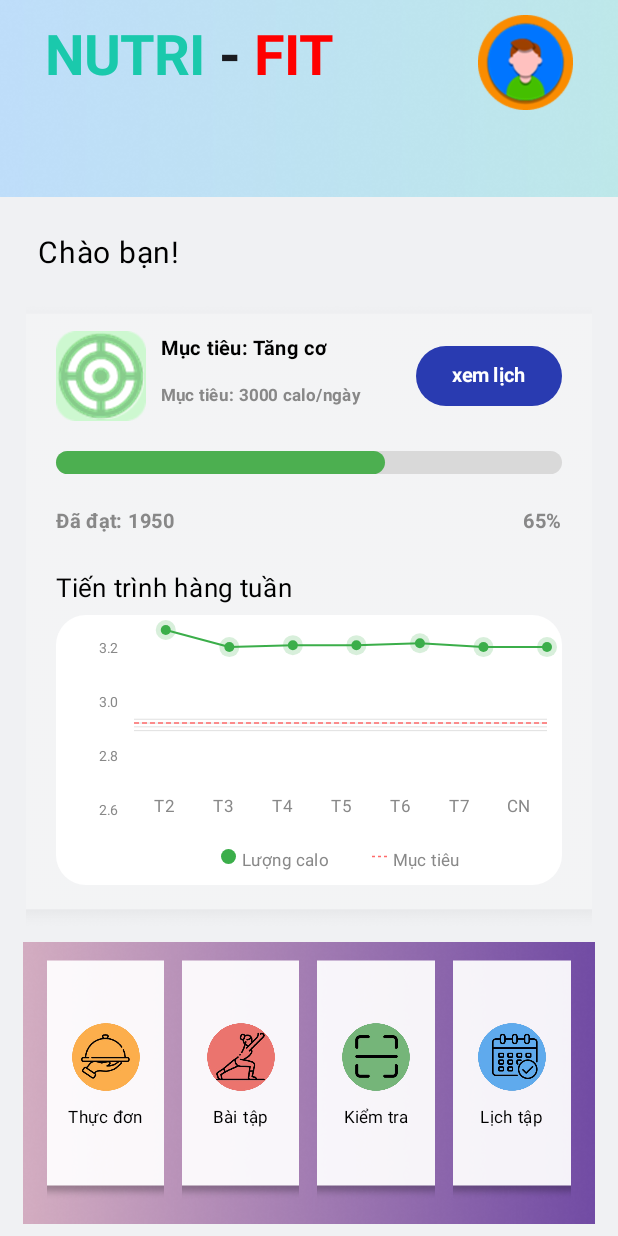
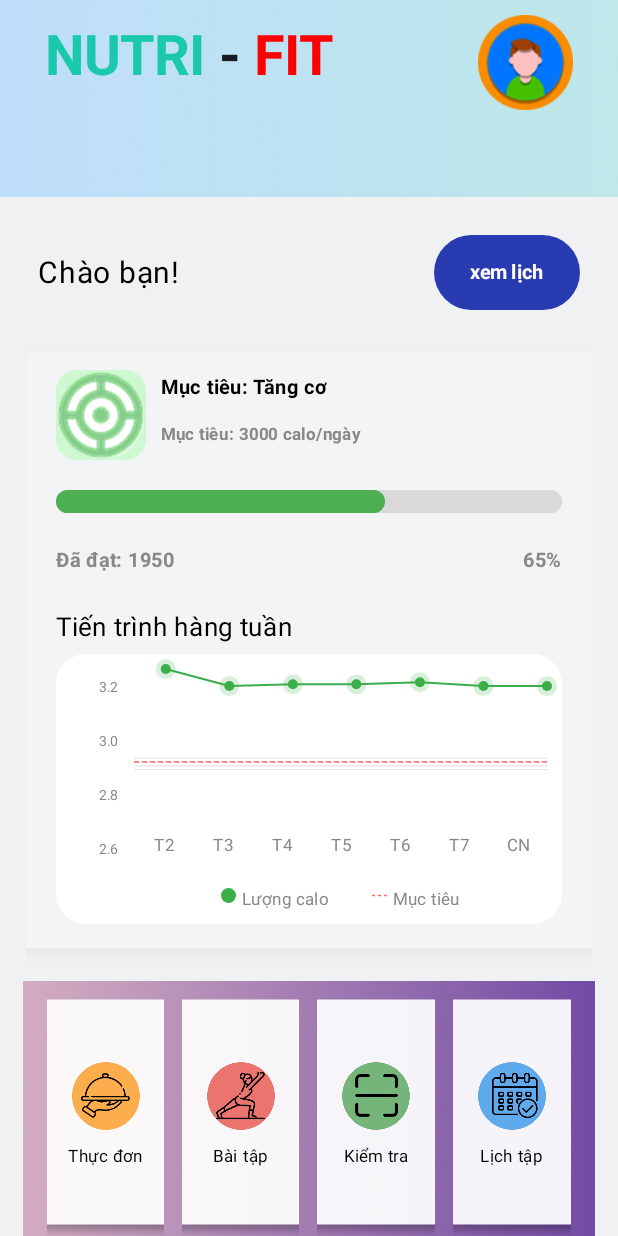
Before and after one commit to chi-trung/NUTRI-FIT, an Android app built with Jetpack Compose: the composable HomeScreen shown on its own in the app's theme, on a phone screen of 412 x 824 dp. Run offline under Robolectric (Android 15) with nearby library versions, the phone set to English and light mode, and no system bars; our stand-ins replace Firebase (no records; nobody signed in at launch, a user with empty details on screens opened directly).

Commit message:
Update nut xem lich

```diff
--- a/app/src/main/java/com/example/nutrifit/ui/screens/home/HomeScreen.kt
+++ b/app/src/main/java/com/example/nutrifit/ui/screens/home/HomeScreen.kt
@@ -140,12 +140,16 @@ fun HomeScreen(navController: NavController) {
                 }
             }
             // dong chu "chao ban!", co the thay doi thanh "chao (username)"
-            item{
+            item {
                 //khoang cach voi thanh phan o tren
                 Spacer(modifier = Modifier.height(25.dp))
-                // tao column de can le trai
-                Column(
-                    modifier = Modifier.fillMaxWidth()
+                // tao row de can le trai
+                Row(
+                    modifier = Modifier
+                        .fillMaxWidth()
+                        .padding(horizontal = 25.dp),
+                    verticalAlignment = Alignment.CenterVertically,
+                    horizontalArrangement = Arrangement.SpaceBetween
                 ) {
                     val greeting = when (val state = userState) {
                         is UserState.Success -> "Chào ${state.user.name}!"
@@ -155,10 +159,22 @@ fun HomeScreen(navController: NavController) {
                         text = greeting,
                         color = Color.Black,
                         fontSize = 20.sp,
+                    )
+                    Button(
+                        onClick = { navController.navigate("schedule") },
                         modifier = Modifier
-                            .align(Alignment.Start)
-                            .padding(start = 25.dp)
-                    )
+                            .height(50.dp),
+                        colors = ButtonDefaults.buttonColors(
+                            containerColor = Color(0xFF293BB1)
+                        )
+                    ) {
+                        Text(
+                            "xem lịch",
+                            fontSize = 13.sp,
+                            color = Color.White,
+                            fontWeight = FontWeight.Bold
+                        )
+                    }
                 }
             }
 
@@ -221,23 +237,6 @@ fun HomeScreen(navController: NavController) {
                                         text = "Mục tiêu: 3000 calo/ngày",
                                         fontSize = 11.sp,
                                         color = Color.Gray,
-                                        fontWeight = FontWeight.Bold
-                                    )
-                                }
-                                Spacer(modifier = Modifier.weight(1f))
-                                Button(
-                                    onClick = { navController.navigate("schedule")},
-                                    modifier = Modifier
-                                        .height(50.dp)
-                                        .padding(top = 10.dp),
-                                    colors = ButtonDefaults.buttonColors(
-                                        containerColor = Color(0xFF293BB1)
-                                    )
-                                ) {
-                                    Text(
-                                        "xem lịch",
-                                        fontSize = 13.sp,
-                                        color = Color.White,
                                         fontWeight = FontWeight.Bold
                                     )
                                 }
@@ -1205,6 +1204,10 @@ fun HomeScreen(navController: NavController) {
 
 
 
+
+
+
+
                     }
                 }
 
```
